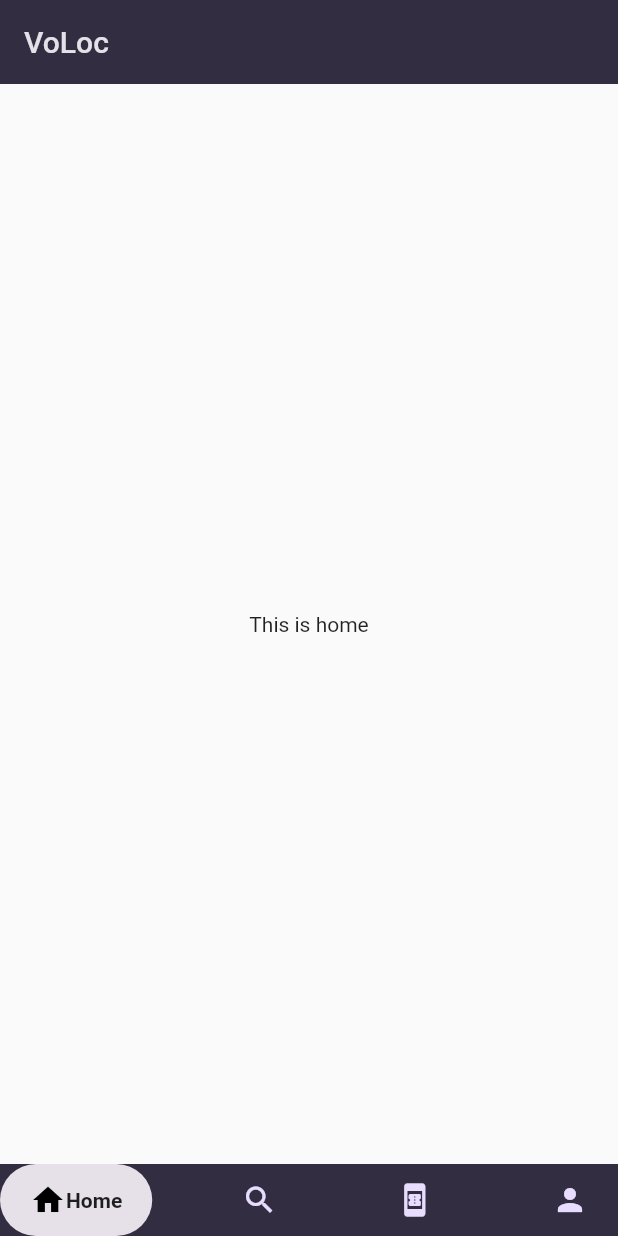
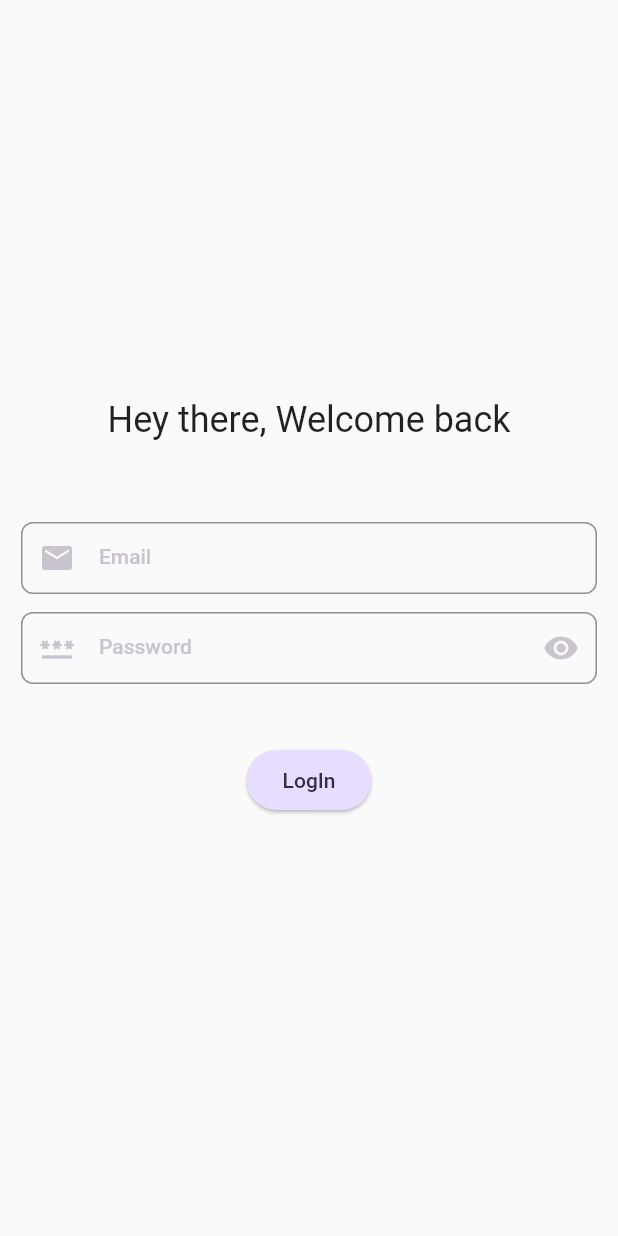
Before and after one commit to yashdipjethava/Home-visit-Service-provider, a Flutter app: the screen it shows after launch, on a phone screen of 412 x 824 dp. Run offline on Flutter 3.47's test engine with Material 2 defaults, Android fonts, the phone set to English and light mode, and no system bars; drawn by our look-alikes of google_nav_bar; our stand-ins replace bloc, flutter_bloc.

Commit message:
LogIn Implement

```diff
--- a/lib/core/constants/constan.dart
+++ b/lib/core/constants/constan.dart
@@ -0,0 +1 @@
+//This is dummy file and will be deleted
--- a/lib/core/exceptions/exception.dart
+++ b/lib/core/exceptions/exception.dart
@@ -0,0 +1 @@
+//This is dummy file and will be deleted
--- a/lib/data/dataprovider/dataprovider.dart
+++ b/lib/data/dataprovider/dataprovider.dart
@@ -0,0 +1 @@
+//This is dummy file and will be deleted
--- a/lib/data/http/http.dart
+++ b/lib/data/http/http.dart
@@ -0,0 +1 @@
+//This is dummy file and will be deleted
--- a/lib/data/models/models.dart
+++ b/lib/data/models/models.dart
@@ -0,0 +1 @@
+//This is dummy file and will be deleted
--- a/lib/data/repository/repository.dart
+++ b/lib/data/repository/repository.dart
@@ -0,0 +1 @@
+//This is dummy file and will be deleted
--- a/lib/logic/bloc/bloc.dart
+++ b/lib/logic/bloc/bloc.dart
@@ -0,0 +1 @@
+//This is dummy file and will be deleted
--- /dev/null
+++ b/lib/logic/bloc/login/login_bloc.dart
@@ -0,0 +1,38 @@
+import 'package:bloc/bloc.dart';
+
+part 'login_event.dart';
+part 'login_state.dart';
+
+class LoginBloc extends Bloc<LoginEvent, LoginState> {
+  LoginBloc() : super(LoginInitial()) {
+    on<LoginEmailChangedEvent>((event, emit) {
+      if(event.email!.isEmpty || event.email?.trim() == null || !event.email!.contains('@')){
+        emit(LoginEmailInvalidState(error: 'Enter valid email'));
+      }
+      else{
+        emit(LoginValidState());
+      }
+    });
+
+    on<LoginPasswordChangedEvent>((event, emit) {
+      if(event.password!.isEmpty || event.password!.trim().length < 8){
+        emit(LoginPasswordInvalidState(error: 'Password must be 8 character'));
+      }
+      else{
+        emit(LoginValidState());
+      }
+    });
+
+    on<PassVisibilityFalseEvent>((event, emit){
+      emit(PassVisibilityState(isOn: false));
+    },);
+
+    on<PassVisibilityTrueEvent>((event, emit){
+      emit(PassVisibilityState(isOn: true));
+    },);
+
+    on<LoginSubmitEvent>((event, emit) {
+      emit(LoginSubmitState());
+    });
+  }
+}
--- /dev/null
+++ b/lib/logic/bloc/login/login_event.dart
@@ -0,0 +1,23 @@
+part of 'login_bloc.dart';
+
+abstract class LoginEvent {}
+
+class LoginEmailChangedEvent extends LoginEvent{
+  LoginEmailChangedEvent({required this.email});
+  String? email;
+}
+
+class LoginPasswordChangedEvent extends LoginEvent{
+  LoginPasswordChangedEvent({required this.password});
+  String? password;
+}
+
+class LoginSubmitEvent extends LoginEvent{
+  LoginSubmitEvent({required this.email,required this.password});
+  String? email;
+  String? password;
+}
+
+class PassVisibilityFalseEvent extends LoginEvent{  }
+
+class PassVisibilityTrueEvent extends LoginEvent{  }
--- /dev/null
+++ b/lib/logic/bloc/login/login_state.dart
@@ -0,0 +1,24 @@
+part of 'login_bloc.dart';
+
+abstract class LoginState {}
+
+class LoginInitial extends LoginState {}
+
+class LoginValidState extends LoginState{}
+
+class LoginEmailInvalidState extends LoginState{
+  LoginEmailInvalidState({required this.error});
+  String error;
+}
+
+class LoginPasswordInvalidState extends LoginState{
+  LoginPasswordInvalidState({required this.error});
+  String error;
+}
+
+class LoginSubmitState extends LoginState{}
+
+class PassVisibilityState extends LoginState{
+   PassVisibilityState({required this.isOn});
+  bool isOn;
+}
--- a/lib/logic/debug/debug.dart
+++ b/lib/logic/debug/debug.dart
@@ -0,0 +1 @@
+//This is dummy file and will be deleted
--- a/lib/main.dart
+++ b/lib/main.dart
@@ -1,8 +1,6 @@
 import 'package:flutter/material.dart';
-import 'package:flutter_bloc/flutter_bloc.dart';
 import 'package:voloc/core/themes/app_theme.dart';
-import 'package:voloc/views/screens/tab_screen.dart';
-import 'logic/cubit/tab_index_cubit.dart';
+import 'package:voloc/views/screens/login_screen.dart';
 
 void main() {
   runApp(const MyApp());
@@ -15,10 +13,7 @@ class MyApp extends StatelessWidget {
   @override
   Widget build(BuildContext context) {
     return MaterialApp(
-        home: BlocProvider(
-          create: (context) => TabIndexCubit(),
-          child: const TabScreen(),
-        ),
+      home: const LogInScreen(),
         theme: theme,
         darkTheme: darkTheme,
         );
--- a/lib/views/common_widget/common.dart
+++ b/lib/views/common_widget/common.dart
@@ -0,0 +1 @@
+//This is dummy file and will be deleted
--- a/lib/views/router/router.dart
+++ b/lib/views/router/router.dart
@@ -0,0 +1 @@
+//This is dummy file and will be deleted
--- /dev/null
+++ b/lib/views/screens/login_screen.dart
@@ -0,0 +1,144 @@
+import 'package:flutter/material.dart';
+import 'package:flutter_bloc/flutter_bloc.dart';
+import 'package:voloc/logic/bloc/login/login_bloc.dart';
+import 'package:voloc/views/screens/tab_screen.dart';
+
+class LogInScreen extends StatelessWidget {
+  const LogInScreen({super.key});
+
+  @override
+  Widget build(BuildContext context) {
+    return Scaffold(
+      body: BlocProvider<LoginBloc>(
+        create: (context) => LoginBloc(),
+        child:  const _UserLogIn(),
+      ),
+    );
+  }
+}
+
+class _UserLogIn extends StatefulWidget {
+   const _UserLogIn();
+
+  @override
+  State<_UserLogIn> createState() => _UserLogInState();
+}
+
+class _UserLogInState extends State<_UserLogIn> {
+  final _email = TextEditingController();
+
+  final _password = TextEditingController();
+
+  @override
+  void dispose() {
+    _email.dispose();
+    _password.dispose();
+    super.dispose();
+  }
+
+  @override
+  Widget build(BuildContext context) {
+
+    return Scaffold(
+      body: Column(
+        mainAxisAlignment: MainAxisAlignment.center,
+        //mainAxisSize: MainAxisSize.min,
+        children: [
+          const Center(
+            child: Text(
+              'Hey there, Welcome back',
+              style: TextStyle(fontSize: 24),
+            ),
+          ),
+          const SizedBox(
+            height: 40,
+          ),
+          Form(
+            child: Padding(
+              padding: const EdgeInsets.all(14.0),
+              child: Column(
+                children: [
+                  BlocBuilder<LoginBloc, LoginState>(
+                    builder: (context, state) {
+                      String? error;
+                      if (state is LoginEmailInvalidState) {
+                        error = state.error;
+                      }
+                      return TextFormField(
+                        controller: _email,
+                        decoration: InputDecoration(
+                            border: const OutlineInputBorder(
+                              borderRadius:
+                                  BorderRadius.all(Radius.circular(8)),
+                              borderSide: BorderSide(width: 4),
+                            ),
+                            errorText: error,
+                            label: const Text('Email'),
+                            prefixIcon: const Icon(Icons.email)),
+                        keyboardType: TextInputType.emailAddress,
+                        onChanged: (value) {
+                          BlocProvider.of<LoginBloc>(context).add(LoginEmailChangedEvent(email: _email.text));
+                        },
+                      );
+                    },
+                  ),
+                  const SizedBox(
+                    height: 12,
+                  ),
+                  BlocBuilder<LoginBloc, LoginState>(
+                    builder: (context, state) {
+                      String? error;
+                      bool visibility = true;
+                      if(state is LoginPasswordInvalidState){
+                        error = state.error;
+                      }
+                      if(state is PassVisibilityState){
+                        visibility = state.isOn;
+                      }
+                      return TextFormField(
+                        controller: _password,
+                        decoration: InputDecoration(
+                          border: const OutlineInputBorder(
+                            borderRadius: BorderRadius.all(Radius.circular(8)),
+                            borderSide: BorderSide(width: 4),
+                          ),
+                          errorText: error,
+                          label: const Text('Password'),
+                          prefixIcon: const Icon(Icons.password),
+                          suffixIcon: IconButton(icon: Icon(visibility ? Icons.visibility : Icons.visibility_off),onPressed: (){
+                            visibility ? BlocProvider.of<LoginBloc>(context).add(PassVisibilityFalseEvent()) : BlocProvider.of<LoginBloc>(context).add(PassVisibilityTrueEvent());
+                          },),
+                        ),
+                        obscureText: visibility,
+                        onChanged: (value){
+                          BlocProvider.of<LoginBloc>(context).add(LoginPasswordChangedEvent(password: _password.text));
+                        },
+                      );
+                    },
+                  ),
+                  const SizedBox(
+                    height: 40,
+                  ),
+                  BlocBuilder<LoginBloc, LoginState>(
+                    builder: (context, state) {
+                      return ElevatedButton(onPressed: () {
+                        if(state is LoginValidState){
+                        BlocProvider.of<LoginBloc>(context).add(LoginSubmitEvent(email: _email.text, password: _password.text));
+                        print(_email.text);
+                        print(_password.text);
+                        }
+                        Navigator.push(context, MaterialPageRoute(builder: (ctx)=> const TabScreen()));
+                      }, child: const Text('LogIn'));
+                    },
+                  )
+                ],
+              ),
+            ),
+          ),
+        ],
+      ),
+
+    );
+
+  }
+}
--- a/lib/views/screens/tab_screen.dart
+++ b/lib/views/screens/tab_screen.dart
@@ -9,14 +9,23 @@ import '../../logic/cubit/tab_index_cubit.dart';
 import 'booking_screen.dart';
 import 'home_screen.dart';
 
-class TabScreen extends StatefulWidget {
+class TabScreen extends StatelessWidget {
   const TabScreen({super.key});
 
   @override
-  State<TabScreen> createState() => _TabScreenState();
+  Widget build(BuildContext context) {
+    return Scaffold(
+      body: BlocProvider<TabIndexCubit>(
+        create: (context) => TabIndexCubit(),
+        child: const _Tabs(),
+      ),
+    );
+  }
 }
 
-class _TabScreenState extends State<TabScreen> {
+class _Tabs extends StatelessWidget {
+  const _Tabs();
+
   @override
   Widget build(BuildContext context) {
     Widget activeScreen = const HomeScreen();
@@ -45,8 +54,7 @@ class _TabScreenState extends State<TabScreen> {
                 child: GNav(
                   tabs: [
                     GButton(
-                        icon:
-                          Icons.home,
+                      icon: Icons.home,
                       text: 'Home',
                       backgroundColor: kColorScheme.onBackground,
                     ),
@@ -55,14 +63,13 @@ class _TabScreenState extends State<TabScreen> {
                         text: 'Search',
                         backgroundColor: kColorScheme.onBackground),
                     GButton(
-                        icon:Icons.book_online,
+                        icon: Icons.book_online,
                         text: 'Booking',
                         backgroundColor: kColorScheme.onBackground),
                     GButton(
                         icon: Icons.person,
                         text: 'Profile',
-                      backgroundColor: kColorScheme.onBackground
-                    ),
+                        backgroundColor: kColorScheme.onBackground),
                   ],
                   selectedIndex: state.index,
                   onTabChange: (value) {
@@ -71,7 +78,8 @@ class _TabScreenState extends State<TabScreen> {
                   },
                   iconSize: 24,
                   color: kColorScheme.onPrimaryContainer,
-                  padding: const EdgeInsets.symmetric(horizontal: 20,vertical: 12),
+                  padding:
+                      const EdgeInsets.symmetric(horizontal: 20, vertical: 12),
                 ),
               );
             },
```
Lines whose indentation alone changed are shown as unchanged.
